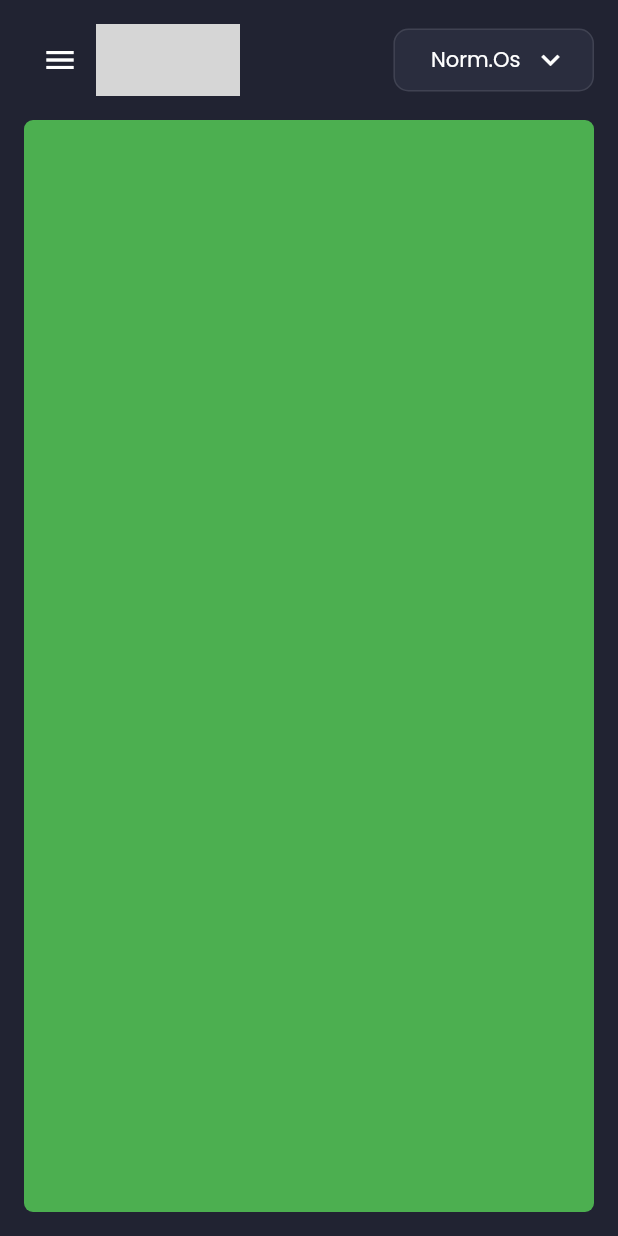
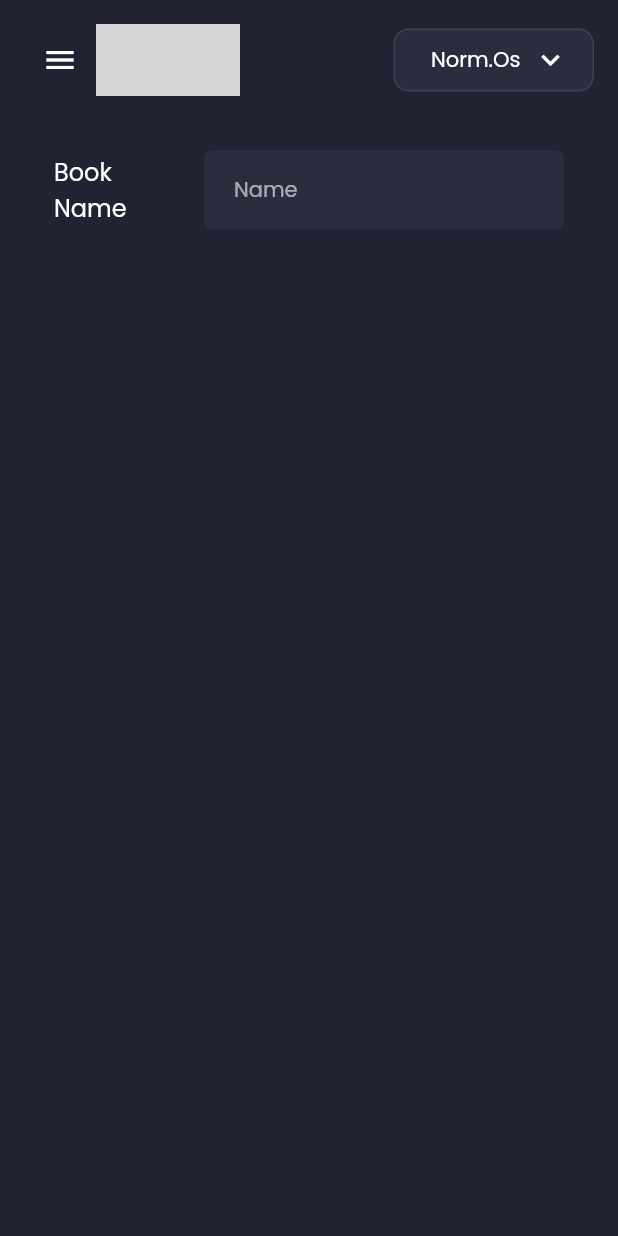
Before and after one commit to hieupm2096/audiobookr_admin, a Flutter app: the BookDetailsPage screen opened by its route, on a phone screen of 412 x 824 dp. Run offline on Flutter 3.47's test engine with Material 2 defaults, Android fonts, the phone set to English and light mode, and no system bars; our stand-ins replace auto_route, bloc, data_table_2, dio, equatable, flutter_bloc and 6 more; missing offline and left inert: simple_result; generated files the repository leaves out were written again; statements that could not run were skipped; grey boxes are pictures that could not be loaded.

Commit message:
fix: text field unfocus

```diff
--- a/lib/features/app/app.dart
+++ b/lib/features/app/app.dart
@@ -26,10 +26,13 @@ class App extends StatelessWidget {
         providers: [
           BlocProvider(create: (context) => AppBloc()),
         ],
-        child: Router(
-          routerDelegate: AutoRouterDelegate(_appRouter),
-          routeInformationParser: _appRouter.defaultRouteParser(),
-          routeInformationProvider: _appRouter.routeInfoProvider(),
+        child: GestureDetector(
+          onTap: FocusScope.of(context).unfocus,
+          child: Router(
+            routerDelegate: AutoRouterDelegate(_appRouter),
+            routeInformationParser: _appRouter.defaultRouteParser(),
+            routeInformationProvider: _appRouter.routeInfoProvider(),
+          ),
         ),
       ),
     );
--- a/lib/features/book/pages/book_details_page.dart
+++ b/lib/features/book/pages/book_details_page.dart
@@ -1,3 +1,5 @@
+import 'package:audiobookr_admin/commons/responsive/responsive.dart';
+import 'package:audiobookr_admin/gen/colors.gen.dart';
 import 'package:flutter/material.dart';
 
 class BookDetailsPage extends StatelessWidget {
@@ -9,11 +11,54 @@ class BookDetailsPage extends StatelessWidget {
 
     return SafeArea(
       child: Padding(
-        padding: const EdgeInsets.fromLTRB(16.0, 0.0, 16.0, 16.0),
+        padding: const EdgeInsets.fromLTRB(36.0, 20.0, 36.0, 36.0),
         child: Container(
-          decoration: BoxDecoration(
-            color: Colors.green,
-            borderRadius: BorderRadius.circular(6.0),
+          color: Colors.transparent,
+          child: Column(
+            crossAxisAlignment: CrossAxisAlignment.start,
+            children: [
+              Row(
+                children: [
+                  Expanded(
+                    flex: 1,
+                    child: Text(
+                      'Book Name',
+                      style: Theme.of(context).textTheme.subtitle1,
+                    ),
+                  ),
+                  const SizedBox(width: 20),
+                  Expanded(
+                    flex: 3,
+                    child: TextFormField(
+                      textAlignVertical: TextAlignVertical.center,
+                      decoration: InputDecoration(
+                        isDense: true,
+                        hintText: "Name",
+                        fillColor: ColorName.illusion,
+                        filled: true,
+                        contentPadding: const EdgeInsets.symmetric(
+                          horizontal: 20.0,
+                          vertical: 16.0,
+                        ),
+                        border: OutlineInputBorder(
+                          borderSide: BorderSide.none,
+                          borderRadius: BorderRadius.circular(6.0),
+                        ),
+                        focusedBorder: OutlineInputBorder(
+                          borderSide: const BorderSide(
+                            color: Colors.white10,
+                            width: 1,
+                          ),
+                          borderRadius: BorderRadius.circular(6.0),
+                        ),
+                      ),
+                      style: Theme.of(context).textTheme.bodyText2,
+                    ),
+                  ),
+                  if (!Responsive.isMobile(context)) const Spacer(flex: 1),
+                ],
+              ),
+            ],
           ),
         ),
       ),
--- a/lib/features/book/pages/book_page.dart
+++ b/lib/features/book/pages/book_page.dart
@@ -21,7 +21,8 @@ class BookPage extends StatelessWidget {
   @override
   Widget build(BuildContext context) {
     return SafeArea(
-      child: Padding(
+      child: Container(
+        color: Colors.transparent,
         padding: const EdgeInsets.symmetric(horizontal: 16.0),
         child: BlocProvider(
           create: (context) => getIt<BookBloc>()..add(const BooksFetchEvent()),
@@ -40,11 +41,8 @@ class BookPage extends StatelessWidget {
                         icon: const Icon(Icons.add),
                         contentPadding:
                             const EdgeInsets.fromLTRB(12.0, 0.0, 16.0, 0.0),
-                        onTap: () {
-                          print('on Add new tapped');
-                          // TODO: navigate to book details page
-                          context.navigateTo(const BookDetailsRoute());
-                        },
+                        onTap: () =>
+                            context.navigateTo(const BookDetailsRoute()),
                       ),
                       const SizedBox(width: 16.0),
                       if (Responsive.isDesktop(context)) const Spacer(),
```
